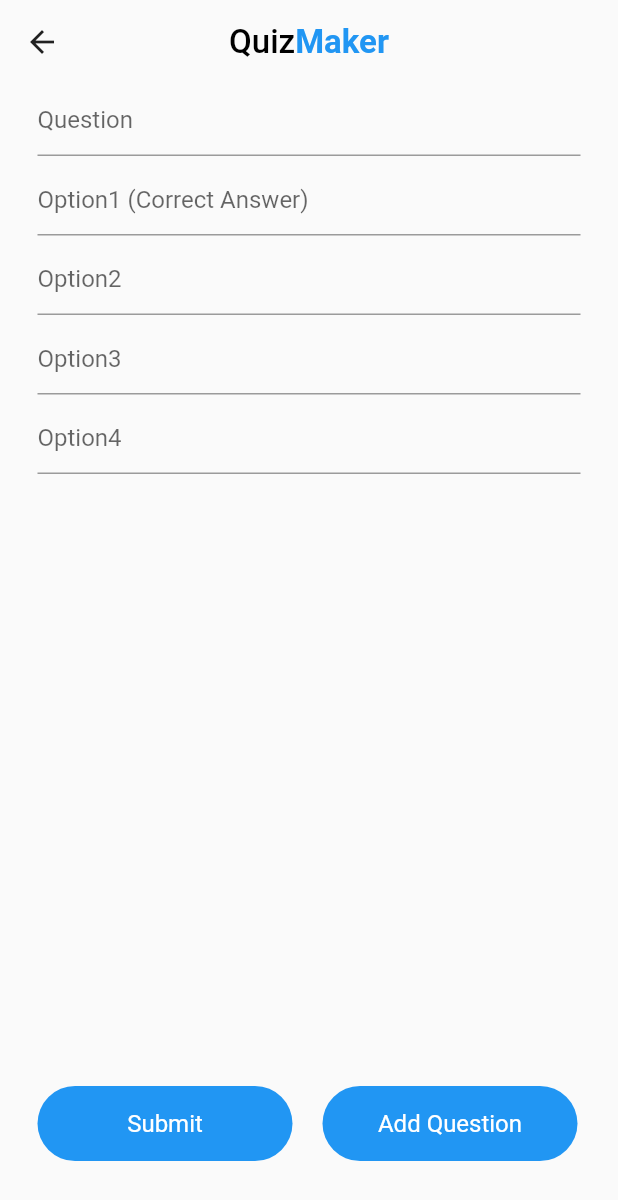
After one commit to AkshatGoyal1018/Flutter_QuizMaker, a Flutter app: the AddQuestion screen opened directly, on a phone screen of 412 x 824 dp. The commit adds this screen. Shown: the top 1200 px of the screen. Run offline on Flutter 3.47's test engine with Material 2 defaults, Android fonts, the phone set to English and light mode, and no system bars; our stand-ins replace cloud_firestore, firebase_auth, firebase_core, random_string; accounts and stored records are empty.

Commit message:
add question page

```diff
--- a/lib/views/Create_Quiz.dart
+++ b/lib/views/Create_Quiz.dart
@@ -1,6 +1,7 @@
 import 'package:flutter/cupertino.dart';
 import 'package:flutter/material.dart';
 import 'package:quizmaker/services/database.dart';
+import 'package:quizmaker/views/addQuestion.dart';
 import 'package:quizmaker/widgets/widgets.dart';
 import 'package:random_string/random_string.dart';
 class CreateQuiz extends StatefulWidget {
@@ -33,9 +34,10 @@ class _CreateQuizState extends State<CreateQuiz> {
       await databaseService.addQuizData(quizMap, quizId).then((value){
         setState(() {
           _isLoading = false;
-          Navigator.push(context, MaterialPageRoute(builder: builder))
+          Navigator.push(context, MaterialPageRoute(builder: (context) => AddQuestion()
+          ));
         });
-      })
+      });
     }
   }
 
@@ -89,7 +91,13 @@ class _CreateQuizState extends State<CreateQuiz> {
               },
             ),
             Spacer(),
-            blueButton(context, "Create Quiz"),
+            GestureDetector(
+                onTap: (){
+                  createQuizOnline();
+                },
+                child: blueButton(context: context,
+                    label: "Create Quiz")
+            ),
             SizedBox(height: 50,),
           ],),
         ),
--- /dev/null
+++ b/lib/views/addQuestion.dart
@@ -0,0 +1,100 @@
+import 'package:flutter/material.dart';
+import 'package:quizmaker/widgets/widgets.dart';
+
+class AddQuestion extends StatefulWidget {
+  const AddQuestion({Key key}) : super(key: key);
+
+  @override
+  _AddQuestionState createState() => _AddQuestionState();
+}
+
+class _AddQuestionState extends State<AddQuestion> {
+  final _formKey = GlobalKey<FormState>();
+  String question,option1,option2,option3,option4;
+
+  @override
+  Widget build(BuildContext context) {
+    return Scaffold(
+      appBar: AppBar(
+        title: appBar(context),
+        centerTitle: true,
+        backgroundColor: Colors.transparent,
+        elevation: 0.0,
+        brightness: Brightness.light,
+        iconTheme: IconThemeData(color: Colors.black87),
+      ),
+      body: Form(
+        key: _formKey,
+        child: Container(
+          padding: EdgeInsets.symmetric(horizontal: 25),
+          child: Column(children: [
+            TextFormField(
+              validator: (val) => val.isEmpty ? "Enter Question" : null,
+              decoration: InputDecoration(
+                hintText: "Question",
+              ),
+              onChanged: (val){
+                val = question;
+              },
+            ),
+            SizedBox(height: 5,),
+            TextFormField(
+              validator: (val) => val.isEmpty ? "Enter Option1(Correct Answer)" : null,
+              decoration: InputDecoration(
+                hintText: "Option1 (Correct Answer)",
+              ),
+              onChanged: (val){
+                val = option1;
+              },
+            ),
+            SizedBox(height: 5,),
+            TextFormField(
+              validator: (val) => val.isEmpty ? "Enter the Option" : null,
+              decoration: InputDecoration(
+                hintText: "Option2",
+              ),
+              onChanged: (val){
+                val = option2;
+              },
+            ),
+            SizedBox(height: 5,),
+            TextFormField(
+              validator: (val) => val.isEmpty ? "Enter the Option" : null,
+              decoration: InputDecoration(
+                hintText: "Option3",
+              ),
+              onChanged: (val){
+                val = option3;
+              },
+            ),
+            SizedBox(height: 5,),
+            TextFormField(
+              validator: (val) => val.isEmpty ? "Enter the Option" : null,
+              decoration: InputDecoration(
+                hintText: "Option4",
+              ),
+              onChanged: (val){
+                val = option4;
+              },
+            ),
+            Spacer(),
+            Row(
+              children: [
+                blueButton(context: context,
+                  label: "Submit",
+                  buttonWidth:  MediaQuery.of(context).size.width/2 - 36
+                ),
+                SizedBox(width: 20,),
+                blueButton(context: context,
+                    label: "Add Question",
+                    buttonWidth:  MediaQuery.of(context).size.width/2 - 36
+                )
+              ],
+            ),
+            SizedBox(height: 50,),
+          ],),
+        ),
+      ),
+    );
+  }
+}
--- a/lib/views/signin.dart
+++ b/lib/views/signin.dart
@@ -102,7 +102,8 @@ class _SignInState extends State<SignIn> {
                   signIn();
                   print("$email $password ");
                 },
-                child: blueButton(context, "Sign In")
+                child: blueButton(context: context,
+                label: "Sign In")
               ),
 
               SizedBox(height: 20,),
--- a/lib/views/signup.dart
+++ b/lib/views/signup.dart
@@ -93,7 +93,8 @@ class _SignUpState extends State<SignUp> {
                   signUp();
 
                 },
-                child: blueButton(context, "Sign Up")
+                child: blueButton(context: context,
+                    label: "Sign Up")
               ),
               SizedBox(height: 20,),
               Row(
--- a/lib/widgets/widgets.dart
+++ b/lib/widgets/widgets.dart
@@ -12,7 +12,7 @@ Widget appBar(BuildContext context){
   );
 }
 
-Widget blueButton(BuildContext context, String label){
+Widget blueButton({BuildContext context, String label, buttonWidth}){
   return Container(
     height: 50,
     decoration: BoxDecoration(
@@ -20,7 +20,7 @@ Widget blueButton(BuildContext context, String label){
       borderRadius: BorderRadius.circular(25),
     ),
     alignment: Alignment.center,
-    width: MediaQuery.of(context).size.width-40,
+    width: buttonWidth != null ? buttonWidth : MediaQuery.of(context).size.width-40,
     child: Text(label,style: TextStyle(color: Colors.white,fontSize: 16),),
   );
 }
```
